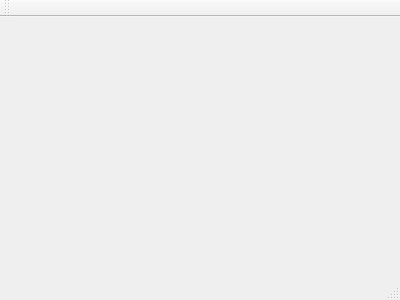
First picture: the form in mainwindow.ui, repository seigneurfuo/video-compare-tool, before the edit.
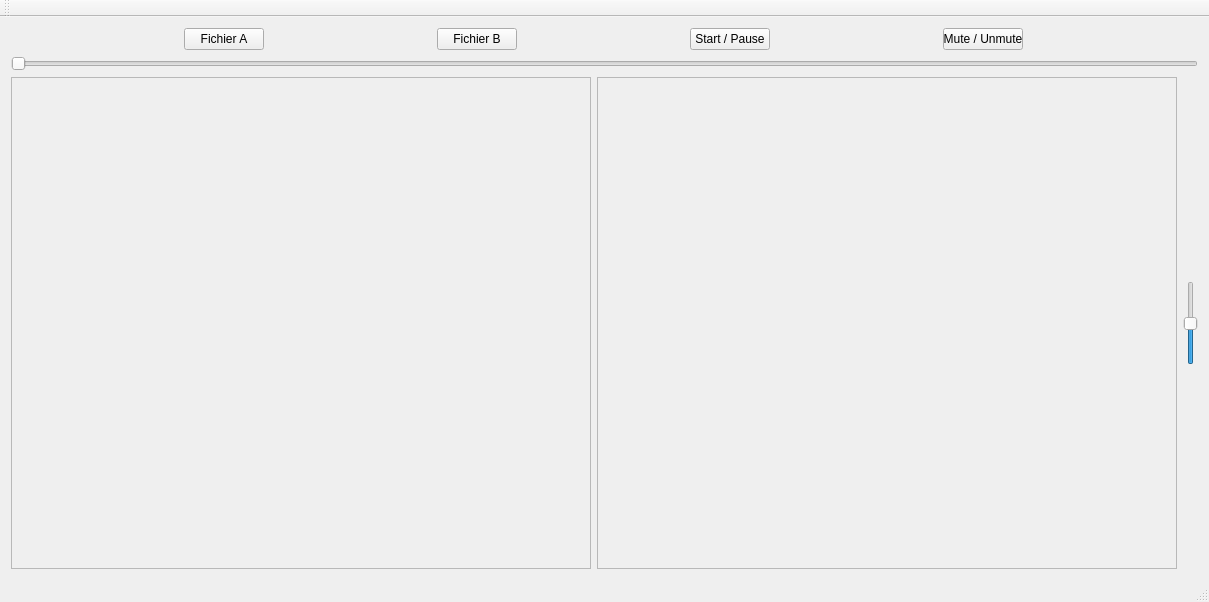
Second picture: the form after the edit.

```diff
--- a/mainwindow.ui
+++ b/mainwindow.ui
@@ -1,24 +1,195 @@
 <ui version="4.0">
  <class>MainWindow</class>
- <widget class="QMainWindow" name="MainWindow" >
-  <property name="geometry" >
+ <widget class="QMainWindow" name="MainWindow">
+  <property name="geometry">
    <rect>
     <x>0</x>
     <y>0</y>
-    <width>400</width>
-    <height>300</height>
+    <width>1209</width>
+    <height>602</height>
    </rect>
   </property>
   <property name="windowTitle" >
    <string>MainWindow</string>
   </property>
-  <widget class="QMenuBar" name="menuBar" />
-  <widget class="QToolBar" name="mainToolBar" />
-  <widget class="QWidget" name="centralWidget" />
-  <widget class="QStatusBar" name="statusBar" />
+  <widget class="QWidget" name="centralWidget">
+   <layout class="QVBoxLayout" name="verticalLayout">
+    <item>
+     <layout class="QHBoxLayout" name="horizontalLayout_6">
+      <property name="spacing">
+       <number>0</number>
+      </property>
+      <property name="sizeConstraint">
+       <enum>QLayout::SetMaximumSize</enum>
+      </property>
+      <item>
+       <widget class="QPushButton" name="browseLeftFileButton">
+        <property name="maximumSize">
+         <size>
+          <width>80</width>
+          <height>24</height>
+         </size>
+        </property>
+        <property name="text">
+         <string>Fichier A</string>
+        </property>
+       </widget>
+      </item>
+      <item>
+       <widget class="QPushButton" name="browseRightFileButton">
+        <property name="maximumSize">
+         <size>
+          <width>80</width>
+          <height>24</height>
+         </size>
+        </property>
+        <property name="text">
+         <string>Fichier B</string>
+        </property>
+       </widget>
+      </item>
+      <item>
+       <widget class="QPushButton" name="actionButton">
+        <property name="maximumSize">
+         <size>
+          <width>80</width>
+          <height>24</height>
+         </size>
+        </property>
+        <property name="text">
+         <string>Start / Pause</string>
+        </property>
+       </widget>
+      </item>
+      <item>
+       <widget class="QPushButton" name="muteButton">
+        <property name="maximumSize">
+         <size>
+          <width>80</width>
+          <height>24</height>
+         </size>
+        </property>
+        <property name="text">
+         <string>Mute / Unmute</string>
+        </property>
+       </widget>
+      </item>
+     </layout>
+    </item>
+    <item>
+     <widget class="QSlider" name="slider">
+      <property name="orientation">
+       <enum>Qt::Horizontal</enum>
+      </property>
+     </widget>
+    </item>
+    <item>
+     <layout class="QHBoxLayout" name="horizontalLayout_5"/>
+    </item>
+    <item>
+     <layout class="QHBoxLayout" name="horizontalLayout">
+      <item>
+       <widget class="QScrollArea" name="scrollArea">
+        <property name="widgetResizable">
+         <bool>true</bool>
+        </property>
+        <widget class="QWidget" name="scrollAreaWidgetContents">
+         <property name="geometry">
+          <rect>
+           <x>0</x>
+           <y>0</y>
+           <width>579</width>
+           <height>459</height>
+          </rect>
+         </property>
+         <layout class="QGridLayout" name="gridLayout">
+          <item row="0" column="0">
+           <widget class="QLabel" name="detailLabelLeft">
+            <property name="text">
+             <string/>
+            </property>
+            <property name="alignment">
+             <set>Qt::AlignLeading|Qt::AlignLeft|Qt::AlignTop</set>
+            </property>
+           </widget>
+          </item>
+         </layout>
+        </widget>
+       </widget>
+      </item>
+      <item>
+       <widget class="QScrollArea" name="scrollArea_2">
+        <property name="widgetResizable">
+         <bool>true</bool>
+        </property>
+        <widget class="QWidget" name="scrollAreaWidgetContents_2">
+         <property name="geometry">
+          <rect>
+           <x>0</x>
+           <y>0</y>
+           <width>579</width>
+           <height>459</height>
+          </rect>
+         </property>
+         <layout class="QGridLayout" name="gridLayout_2">
+          <item row="0" column="0">
+           <widget class="QLabel" name="detailLabelRight">
+            <property name="text">
+             <string/>
+            </property>
+            <property name="alignment">
+             <set>Qt::AlignLeading|Qt::AlignLeft|Qt::AlignTop</set>
+            </property>
+           </widget>
+          </item>
+         </layout>
+        </widget>
+       </widget>
+      </item>
+      <item>
+       <widget class="QSlider" name="saturationSlider">
+        <property name="maximumSize">
+         <size>
+          <width>15</width>
+          <height>84</height>
+         </size>
+        </property>
+        <property name="minimum">
+         <number>-100</number>
+        </property>
+        <property name="maximum">
+         <number>100</number>
+        </property>
+        <property name="orientation">
+         <enum>Qt::Vertical</enum>
+        </property>
+       </widget>
+      </item>
+     </layout>
+    </item>
+   </layout>
+  </widget>
+  <widget class="QMenuBar" name="menuBar">
+   <property name="geometry">
+    <rect>
+     <x>0</x>
+     <y>0</y>
+     <width>1209</width>
+     <height>21</height>
+    </rect>
+   </property>
+  </widget>
+  <widget class="QToolBar" name="mainToolBar">
+   <attribute name="toolBarArea">
+    <enum>TopToolBarArea</enum>
+   </attribute>
+   <attribute name="toolBarBreak">
+    <bool>false</bool>
+   </attribute>
+  </widget>
+  <widget class="QStatusBar" name="statusBar"/>
  </widget>
- <layoutDefault spacing="6" margin="11" />
- <pixmapfunction></pixmapfunction>
+ <layoutdefault spacing="6" margin="11"/>
  <resources/>
  <connections/>
 </ui>
```
Left out of the diff: 3 changed lines with no effect on the pictures.
